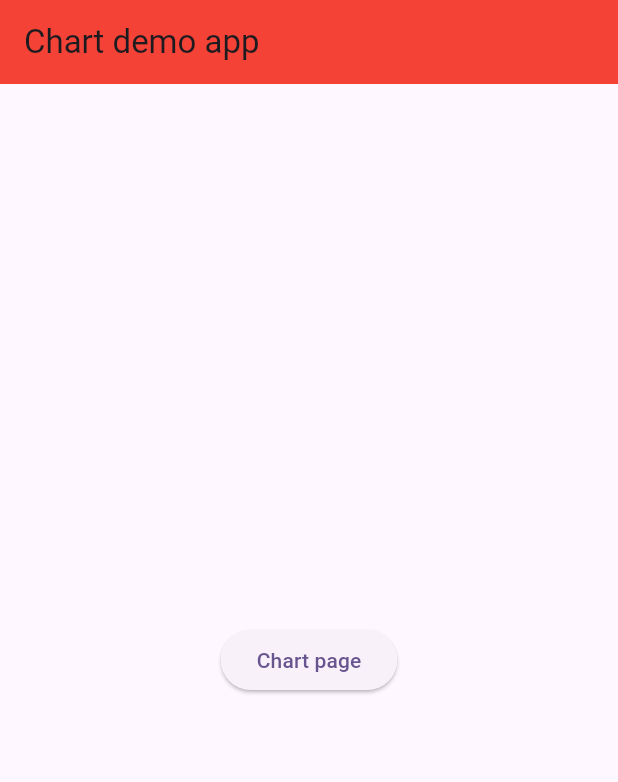
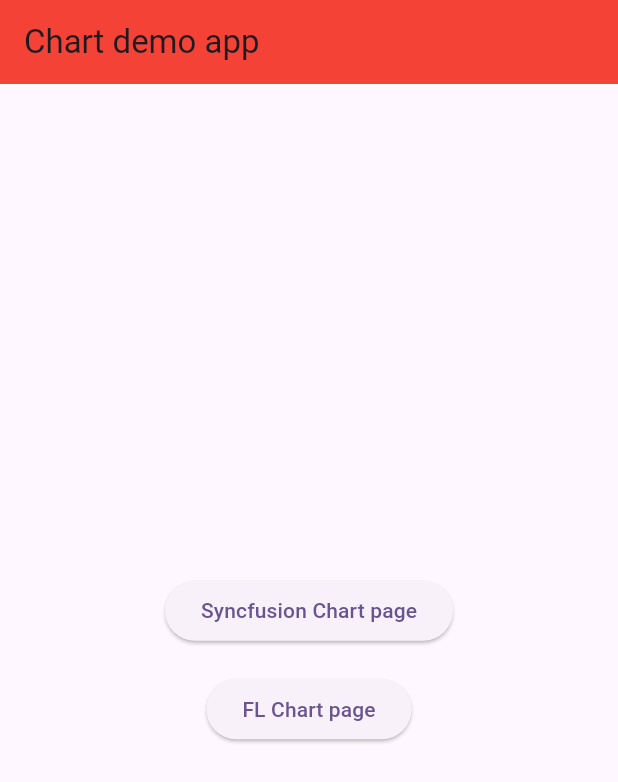
Before and after one commit to SaurabhS120/stock_trading_app, a Flutter app: the screen it shows after launch, on a phone screen of 412 x 824 dp. Shown: the top 782 px of the screen. Run offline on Flutter 3.47's test engine with Material 3 defaults, Android fonts, the phone set to English and light mode, and no system bars; our stand-ins replace flutter_screenutil.

Commit message:
empty chart syncfusion and fl chart page

```diff
--- a/lib/chart_page.dart
+++ b/lib/feature/fl_chart/fl_chart_page.dart
@@ -1,16 +1,16 @@
 import 'package:flutter/material.dart';
 
-class ChartPage extends StatelessWidget {
-  const ChartPage({super.key});
+class FlChartPage extends StatelessWidget {
+  const FlChartPage({super.key});
 
   @override
   Widget build(BuildContext context) {
     return Scaffold(
       appBar: AppBar(
-        title: Text('Chart'),
+        title: Text('FL Chart'),
       ),
       body: const Center(
-        child: Text('Chart Page'),
+        child: Text('FL Chart Page'),
       ),
     );
   }
--- a/lib/main.dart
+++ b/lib/main.dart
@@ -1,6 +1,8 @@
 import 'package:flutter/material.dart';
+import 'package:flutter_screenutil/flutter_screenutil.dart';
 
-import 'chart_page.dart';
+import 'feature/fl_chart/fl_chart_page.dart';
+import 'feature/syncfusion_chart/syncfusion_chart.dart';
 
 void main() {
   runApp(const MyApp());
@@ -12,15 +14,18 @@ class MyApp extends StatelessWidget {
   // This widget is the root of your application.
   @override
   Widget build(BuildContext context) {
-    return MaterialApp(
+    return ScreenUtilInit(
+      designSize: const Size(375, 812),
+      child: MaterialApp(
         title: 'Flutter Demo',
         theme: ThemeData(
           colorScheme: ColorScheme.fromSeed(seedColor: Colors.deepPurple),
-        appBarTheme: AppBarTheme(
+          appBarTheme: const AppBarTheme(
             backgroundColor: Colors.red,
           )
         ),
         home: const MyHomePage(),
+      ),
     );
   }
 }
@@ -47,11 +52,23 @@ class _MyHomePageState extends State<MyHomePage> {
               onPressed: (){
                 Navigator.push(
                   context,
-                  MaterialPageRoute(builder: (context) => const ChartPage()),
+                  MaterialPageRoute(builder: (context) => const SyncfusionChartPage()),
                 );
               },
               child: const Text(
-                'Chart page',
+                'Syncfusion Chart page',
+              ),
+            ),
+            SizedBox(height: 16.sp,),
+            ElevatedButton(
+              onPressed: (){
+                Navigator.push(
+                  context,
+                  MaterialPageRoute(builder: (context) => const FlChartPage()),
+                );
+              },
+              child: const Text(
+                'FL Chart page',
               ),
             ),
           ],
--- a/pubspec.yaml
+++ b/pubspec.yaml
@@ -10,6 +10,7 @@ environment:
 dependencies:
   flutter:
     sdk: flutter
+  flutter_screenutil: ^5.9.3
 
 dev_dependencies:
   flutter_test:
```
Also changed, not shown: lib/feature/syncfusion_chart/syncfusion_chart.dart (added, +17 -0 lines), pubspec.lock. Lines whose indentation alone changed are shown as unchanged.
